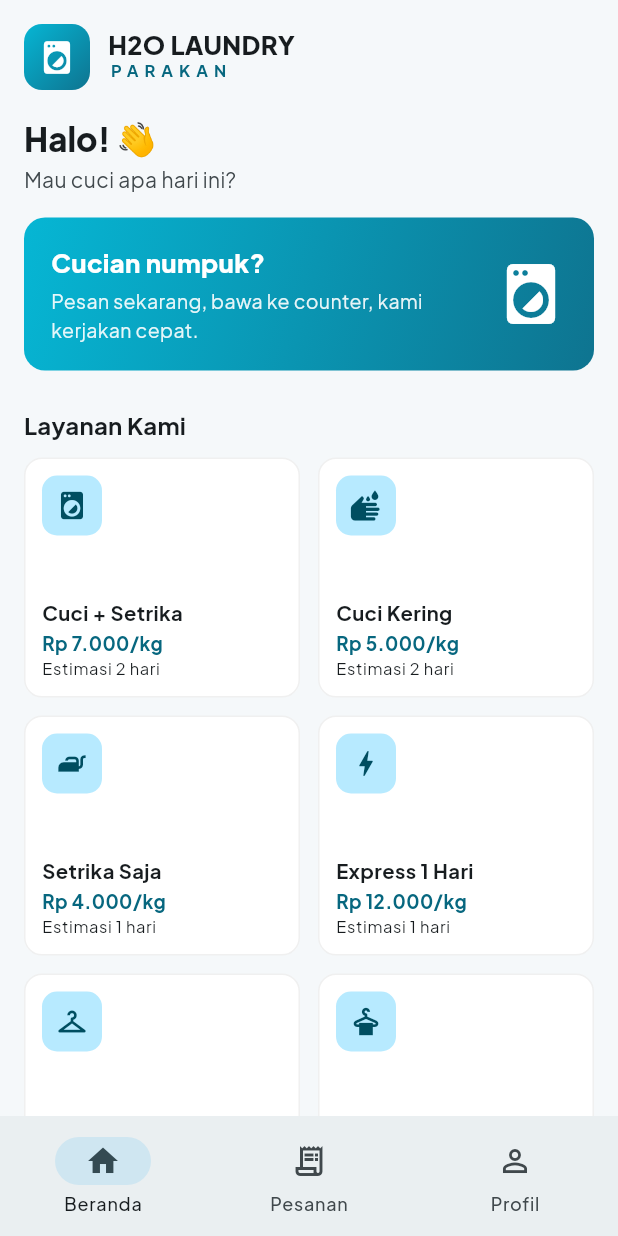
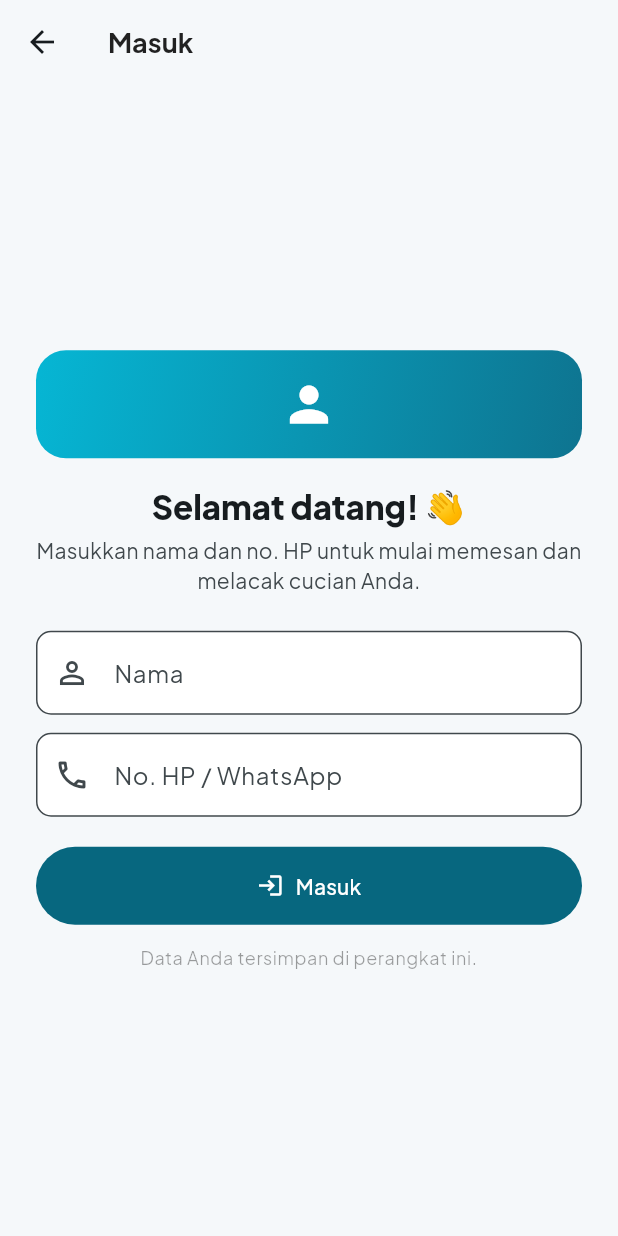
Before and after one commit to mustang77/tideview, a Flutter app: the screen it shows after launch, after a tap on "Saya Pelanggan", on a phone screen of 412 x 824 dp. Run offline on Flutter 3.47's test engine with Material 3 defaults, Android fonts, the phone set to English and light mode, and no system bars; our stand-ins replace pdf, printing, shared_preferences.

Commit message:
Splash screen bergelembung + login/keluar pelanggan
- Splash screen saat aplikasi dibuka: logo dan merek di atas gradien
  cyan dengan animasi gelembung sabun naik (~2,8 detik), lalu
  bertransisi ke aplikasi
- Layar Masuk pelanggan: nama + no. HP (akun lokal di perangkat);
  'Saya Pelanggan' kini membuka layar masuk, bukan langsung beranda
- Tombol Keluar di tab Profil dengan konfirmasi; riwayat pesanan
  tetap tersimpan, dan masuk kembali terprefill data sebelumnya

Co-Authored-By: Claude Fable 5 <noreply@anthropic.com>
Claude-Session: https://claude.ai/code/session_011uZGEuV6kqQrityoLkhmTJ

```diff
--- a/lib/main.dart
+++ b/lib/main.dart
@@ -3,6 +3,7 @@ import 'package:flutter/material.dart';
 import 'screens/customer_shell.dart';
 import 'screens/owner_shell.dart';
 import 'screens/role_select_screen.dart';
+import 'screens/splash_screen.dart';
 import 'store.dart';
 
 Future<void> main() async {
@@ -51,7 +52,30 @@ class H2OLaundryApp extends StatelessWidget {
           ),
         ),
       ),
-      home: const RootGate(),
+      home: const SplashGate(),
+    );
+  }
+}
+
+/// Tampilkan splash bergelembung dulu, lalu masuk ke aplikasi.
+class SplashGate extends StatefulWidget {
+  const SplashGate({super.key});
+
+  @override
+  State<SplashGate> createState() => _SplashGateState();
+}
+
+class _SplashGateState extends State<SplashGate> {
+  bool _showSplash = true;
+
+  @override
+  Widget build(BuildContext context) {
+    return AnimatedSwitcher(
+      duration: const Duration(milliseconds: 450),
+      child: _showSplash
+          ? SplashScreen(
+              onFinished: () => setState(() => _showSplash = false))
+          : const RootGate(),
     );
   }
 }
--- /dev/null
+++ b/lib/screens/customer_login_screen.dart
@@ -0,0 +1,129 @@
+import 'package:flutter/material.dart';
+
+import '../store.dart';
+
+/// Masuk sebagai pelanggan: cukup nama + no. HP (akun lokal di
+/// perangkat, tanpa kata sandi). Dipakai juga saat masuk kembali
+/// setelah keluar.
+class CustomerLoginScreen extends StatefulWidget {
+  const CustomerLoginScreen({super.key});
+
+  @override
+  State<CustomerLoginScreen> createState() => _CustomerLoginScreenState();
+}
+
+class _CustomerLoginScreenState extends State<CustomerLoginScreen> {
+  late final _name = TextEditingController(text: store.profile.name);
+  late final _phone = TextEditingController(text: store.profile.phone);
+  String? _nameError;
+  String? _phoneError;
+
+  @override
+  void dispose() {
+    _name.dispose();
+    _phone.dispose();
+    super.dispose();
+  }
+
+  Future<void> _submit() async {
+    final name = _name.text.trim();
+    final phone = _phone.text.trim();
+    setState(() {
+      _nameError = name.isEmpty ? 'Nama wajib diisi' : null;
+      _phoneError = phone.isEmpty ? 'No. HP wajib diisi' : null;
+    });
+    if (name.isEmpty || phone.isEmpty) return;
+    await store.saveProfile(name, phone, store.profile.address);
+    await store.setRole('customer');
+    if (mounted) Navigator.of(context).popUntil((r) => r.isFirst);
+  }
+
+  @override
+  Widget build(BuildContext context) {
+    final theme = Theme.of(context);
+    return Scaffold(
+      appBar: AppBar(title: const Text('Masuk')),
+      body: SafeArea(
+        child: Center(
+          child: SingleChildScrollView(
+            padding: const EdgeInsets.all(24),
+            child: ConstrainedBox(
+              constraints: const BoxConstraints(maxWidth: 460),
+              child: Column(
+                crossAxisAlignment: CrossAxisAlignment.stretch,
+                children: [
+                  Container(
+                    width: 72,
+                    height: 72,
+                    alignment: Alignment.center,
+                    decoration: BoxDecoration(
+                      gradient: const LinearGradient(
+                        colors: [Color(0xFF06B6D4), Color(0xFF0E7490)],
+                        begin: Alignment.topLeft,
+                        end: Alignment.bottomRight,
+                      ),
+                      borderRadius: BorderRadius.circular(20),
+                    ),
+                    child: const Icon(Icons.person,
+                        size: 38, color: Colors.white),
+                  ),
+                  const SizedBox(height: 18),
+                  Text(
+                    'Selamat datang! 👋',
+                    textAlign: TextAlign.center,
+                    style: theme.textTheme.titleLarge
+                        ?.copyWith(fontWeight: FontWeight.w800),
+                  ),
+                  const SizedBox(height: 4),
+                  Text(
+                    'Masukkan nama dan no. HP untuk mulai memesan '
+                    'dan melacak cucian Anda.',
+                    textAlign: TextAlign.center,
+                    style: theme.textTheme.bodyMedium
+                        ?.copyWith(color: theme.colorScheme.onSurfaceVariant),
+                  ),
+                  const SizedBox(height: 24),
+                  TextField(
+                    controller: _name,
+                    textCapitalization: TextCapitalization.words,
+                    decoration: InputDecoration(
+                      labelText: 'Nama',
+                      errorText: _nameError,
+                      prefixIcon: const Icon(Icons.person_outline),
+                    ),
+                  ),
+                  const SizedBox(height: 12),
+                  TextField(
+                    controller: _phone,
+                    keyboardType: TextInputType.phone,
+                    onSubmitted: (_) => _submit(),
+                    decoration: InputDecoration(
+                      labelText: 'No. HP / WhatsApp',
+                      errorText: _phoneError,
+                      prefixIcon: const Icon(Icons.phone_outlined),
+                    ),
+                  ),
+                  const SizedBox(height: 20),
+                  FilledButton.icon(
+                    onPressed: _submit,
+                    icon: const Icon(Icons.login),
+                    label: const Text('Masuk'),
+                    style: FilledButton.styleFrom(
+                        padding: const EdgeInsets.symmetric(vertical: 16)),
+                  ),
+                  const SizedBox(height: 14),
+                  Text(
+                    'Data Anda tersimpan di perangkat ini.',
+                    textAlign: TextAlign.center,
+                    style: theme.textTheme.bodySmall
+                        ?.copyWith(color: theme.disabledColor),
+                  ),
+                ],
+              ),
+            ),
+          ),
+        ),
+      ),
+    );
+  }
+}
--- a/lib/screens/customer_shell.dart
+++ b/lib/screens/customer_shell.dart
@@ -375,6 +375,27 @@ class _ProfileTabState extends State<_ProfileTab> {
   late final _phone = TextEditingController(text: store.profile.phone);
   late final _address = TextEditingController(text: store.profile.address);
 
+  Future<void> _confirmLogout(BuildContext context) async {
+    final yes = await showDialog<bool>(
+      context: context,
+      builder: (context) => AlertDialog(
+        title: const Text('Keluar?'),
+        content: const Text('Anda akan keluar dari akun pelanggan. '
+            'Riwayat pesanan tetap tersimpan di perangkat ini.'),
+        actions: [
+          TextButton(
+              onPressed: () => Navigator.pop(context, false),
+              child: const Text('Batal')),
+          FilledButton(
+            onPressed: () => Navigator.pop(context, true),
+            child: const Text('Keluar'),
+          ),
+        ],
+      ),
+    );
+    if (yes == true) await store.setRole(null);
+  }
+
   @override
   void dispose() {
     _name.dispose();
@@ -430,6 +451,17 @@ class _ProfileTabState extends State<_ProfileTab> {
           label: const Text('Simpan Profil'),
         ),
         const SizedBox(height: 28),
+        Card(
+          child: ListTile(
+            leading: Icon(Icons.logout,
+                color: Theme.of(context).colorScheme.error),
+            title: const Text('Keluar'),
+            subtitle: const Text('Keluar dari akun di perangkat ini'),
+            trailing: const Icon(Icons.chevron_right),
+            onTap: () => _confirmLogout(context),
+          ),
+        ),
+        const SizedBox(height: 8),
         Center(
           child: Text('H2O Laundry Parakan v1.0',
               style: Theme.of(context).textTheme.bodySmall),
--- a/lib/screens/role_select_screen.dart
+++ b/lib/screens/role_select_screen.dart
@@ -1,6 +1,6 @@
 import 'package:flutter/material.dart';
 
-import '../store.dart';
+import 'customer_login_screen.dart';
 import 'owner_access.dart';
 
 class RoleSelectScreen extends StatefulWidget {
@@ -76,9 +76,11 @@ class _RoleSelectScreenState extends State<RoleSelectScreen> {
                   _RoleCard(
                     icon: Icons.person,
                     title: 'Saya Pelanggan',
-                    subtitle: 'Pesan layanan laundry, antar ke counter, '
-                        'dan lacak status cucian',
-                    onTap: () => store.setRole('customer'),
+                    subtitle: 'Masuk dengan nama & no. HP untuk memesan '
+                        'dan melacak cucian',
+                    onTap: () => Navigator.of(context).push(
+                        MaterialPageRoute(
+                            builder: (_) => const CustomerLoginScreen())),
                   ),
                 ],
               ),
--- /dev/null
+++ b/lib/screens/splash_screen.dart
@@ -0,0 +1,175 @@
+import 'dart:math' as math;
+
+import 'package:flutter/material.dart';
+
+/// Splash screen H2O Laundry: logo muncul di atas latar gradien
+/// dengan gelembung sabun yang naik.
+class SplashScreen extends StatefulWidget {
+  const SplashScreen({super.key, required this.onFinished});
+
+  final VoidCallback onFinished;
+
+  @override
+  State<SplashScreen> createState() => _SplashScreenState();
+}
+
+class _SplashScreenState extends State<SplashScreen>
+    with TickerProviderStateMixin {
+  late final AnimationController _bubbles = AnimationController(
+    vsync: this,
+    duration: const Duration(seconds: 4),
+  )..repeat();
+
+  late final AnimationController _intro = AnimationController(
+    vsync: this,
+    duration: const Duration(milliseconds: 900),
+  )..forward();
+
+  @override
+  void initState() {
+    super.initState();
+    Future.delayed(const Duration(milliseconds: 2800), () {
+      if (mounted) widget.onFinished();
+    });
+  }
+
+  @override
+  void dispose() {
+    _bubbles.dispose();
+    _intro.dispose();
+    super.dispose();
+  }
+
+  @override
+  Widget build(BuildContext context) {
+    final fade = CurvedAnimation(parent: _intro, curve: Curves.easeOut);
+    final scale = Tween<double>(begin: 0.7, end: 1).animate(
+        CurvedAnimation(parent: _intro, curve: Curves.easeOutBack));
+    return Scaffold(
+      body: Container(
+        decoration: const BoxDecoration(
+          gradient: LinearGradient(
+            colors: [Color(0xFF06B6D4), Color(0xFF0E7490)],
+            begin: Alignment.topLeft,
+            end: Alignment.bottomRight,
+          ),
+        ),
+        child: Stack(
+          fit: StackFit.expand,
+          children: [
+            AnimatedBuilder(
+              animation: _bubbles,
+              builder: (context, _) => CustomPaint(
+                painter: _BubblePainter(_bubbles.value),
+              ),
+            ),
+            Center(
+              child: FadeTransition(
+                opacity: fade,
+                child: ScaleTransition(
+                  scale: scale,
+                  child: Column(
+                    mainAxisSize: MainAxisSize.min,
+                    children: [
+                      Container(
+                        width: 96,
+                        height: 96,
+                        alignment: Alignment.center,
+                        decoration: BoxDecoration(
+                          color: Colors.white,
+                          borderRadius: BorderRadius.circular(26),
+                          boxShadow: [
+                            BoxShadow(
+                              color: Colors.black.withValues(alpha: 0.15),
+                              blurRadius: 24,
+                              offset: const Offset(0, 8),
+                            ),
+                          ],
+                        ),
+                        child: const Icon(Icons.local_laundry_service,
+                            size: 54, color: Color(0xFF0E7490)),
+                      ),
+                      const SizedBox(height: 22),
+                      const Text(
+                        'H2O LAUNDRY',
+                        style: TextStyle(
+                          color: Colors.white,
+                          fontSize: 26,
+                          fontWeight: FontWeight.w800,
+                          height: 1.1,
+                        ),
+                      ),
+                      Text(
+                        'PARAKAN',
+                        style: TextStyle(
+                          color: Colors.white.withValues(alpha: 0.9),
+                          fontSize: 14,
+                          fontWeight: FontWeight.w700,
+                          letterSpacing: 8,
+                        ),
+                      ),
+                      const SizedBox(height: 10),
+                      Text(
+                        'Laundry bersih, wangi, dan rapi',
+                        style: TextStyle(
+                          color: Colors.white.withValues(alpha: 0.8),
+                          fontSize: 13,
+                        ),
+                      ),
+                    ],
+                  ),
+                ),
+              ),
+            ),
+          ],
+        ),
+      ),
+    );
+  }
+}
+
+/// Gelembung sabun naik: posisi/ukuran/kecepatan deterministik per
+/// indeks supaya animasinya mulus saat controller mengulang.
+class _BubblePainter extends CustomPainter {
+  _BubblePainter(this.t);
+
+  final double t;
+
+  static const _count = 26;
+
+  @override
+  void paint(Canvas canvas, Size size) {
+    final fill = Paint()..style = PaintingStyle.fill;
+    final ring = Paint()
+      ..style = PaintingStyle.stroke
+      ..strokeWidth = 1.4;
+
+    for (var i = 0; i < _count; i++) {
+      final fx = (i * 0.381966) % 1.0; // sebaran emas agar merata
+      final speed = 0.55 + ((i * 29) % 10) / 14;
+      final phase = (i * 0.173) % 1.0;
+      final radius = 4.0 + ((i * 17) % 22);
+
+      final progress = (phase + t * speed) % 1.0;
+      final y = size.height * (1.08 - 1.2 * progress);
+      final wobble =
+          math.sin(progress * math.pi * 4 + i) * (6 + radius * 0.4);
+      final x = size.width * fx + wobble;
+
+      // Memudar saat mendekati atas.
+      final alpha = 0.28 * (1 - progress) + 0.04;
+      fill.color = Colors.white.withValues(alpha: alpha * 0.5);
+      ring.color = Colors.white.withValues(alpha: alpha);
+
+      canvas.drawCircle(Offset(x, y), radius, fill);
+      canvas.drawCircle(Offset(x, y), radius, ring);
+      // Kilau kecil di kiri-atas gelembung.
+      fill.color = Colors.white.withValues(alpha: alpha * 1.6);
+      canvas.drawCircle(
+          Offset(x - radius * 0.35, y - radius * 0.35), radius * 0.18, fill);
+    }
+  }
+
+  @override
+  bool shouldRepaint(_BubblePainter oldDelegate) => oldDelegate.t != t;
+}
```
